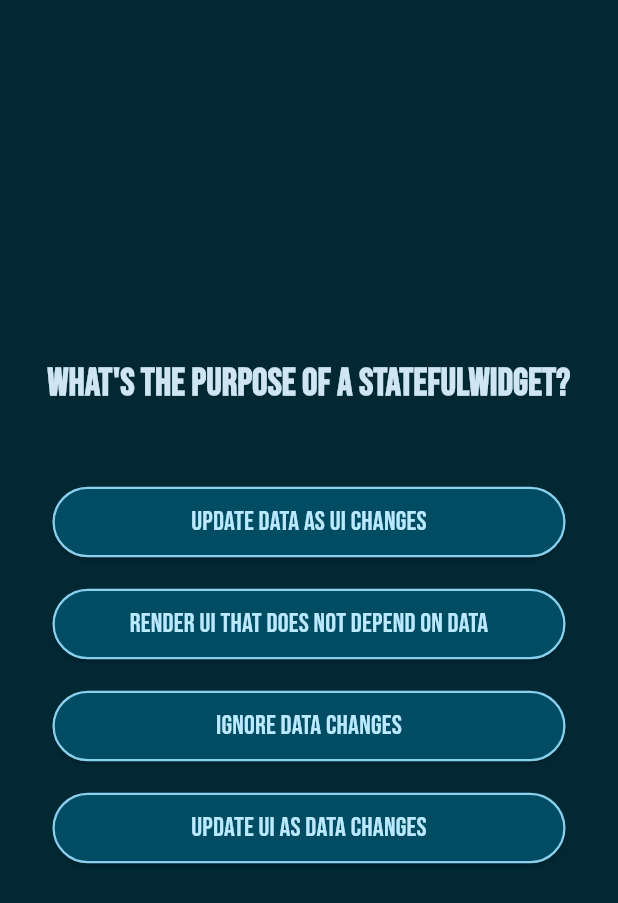
After one commit to Rikuuuh/own-projects, a Flutter app: the QuizQuestionsPage screen opened directly, swiped to page 3, on a phone screen of 412 x 824 dp. The commit adds this screen. Shown: the top 903 px of the screen. Run offline on Flutter 3.47's test engine with Material 3 defaults, Android fonts, the phone set to English and light mode, and no system bars; our stand-ins replace cloud_firestore, firebase_auth, firebase_core, firebase_storage, flutter_animate, google_fonts and 2 more; missing offline and left inert: flame, flame_audio; accounts and stored records are empty.

Commit message:
Quiz 50% valmis, lisään videon next

```diff
--- a/flappy_bird/lib/auth/get_user_data.dart
+++ b/flappy_bird/lib/auth/get_user_data.dart
@@ -46,7 +46,7 @@ class GetUserData extends StatelessWidget {
               }
 
               return Column(children: [
-                Text('$name ${userData['last name']}'),
+                Text('Kisaaja : $name ${userData['last name']}'),
                 Text('Olympic Bird paras tulos : $highScore')
               ]);
             },
--- a/flappy_bird/lib/auth/main_page.dart
+++ b/flappy_bird/lib/auth/main_page.dart
@@ -5,7 +5,8 @@ import 'package:flutter/material.dart';
 
 class MainPage extends StatelessWidget {
   const MainPage({super.key});
-
+  // Streambuilder, jos käyttäjä ei ole kirjautunut niin näytetään
+  // login / register screen
   @override
   Widget build(BuildContext context) {
     return StreamBuilder<User?>(
--- a/flappy_bird/lib/components/pipe_group.dart
+++ b/flappy_bird/lib/game_components/pipe_group.dart
@@ -5,7 +5,7 @@ import 'package:flappy_bird_game/game/assets.dart';
 import 'package:flappy_bird_game/game/configuration.dart';
 import 'package:flappy_bird_game/game/flappy_bird_game.dart';
 import 'package:flappy_bird_game/game/pipe_position.dart';
-import 'package:flappy_bird_game/components/pipe.dart';
+import 'package:flappy_bird_game/game_components/pipe.dart';
 
 class PipeGroup extends PositionComponent with HasGameRef<FlappyBirdGame> {
   PipeGroup(this.pipeType);
--- a/flappy_bird/lib/screens/count_down_overlay.dart
+++ b/flappy_bird/lib/game_screens/count_down_overlay.dart
@@ -40,7 +40,7 @@ class _CountdownOverlayState extends State<CountdownOverlay> {
     return Stack(
       children: [
         Positioned.fill(
-          child: Container(color: Colors.black.withOpacity(0.75)),
+          child: Container(color: Colors.black.withOpacity(0.70)),
         ),
         Center(
           child: Column(
--- a/flappy_bird/lib/screens/main_menu_screen.dart
+++ b/flappy_bird/lib/game_screens/main_menu_screen.dart
@@ -4,7 +4,7 @@ import 'package:firebase_auth/firebase_auth.dart';
 import 'package:flappy_bird_game/auth/auth.dart';
 import 'package:flappy_bird_game/game/flappy_bird_game.dart';
 import 'package:flappy_bird_game/pages/home_page.dart';
-import 'package:flappy_bird_game/screens/count_down_overlay.dart';
+import 'package:flappy_bird_game/game_screens/count_down_overlay.dart';
 import 'package:flutter/material.dart';
 import 'package:flutter/cupertino.dart';
 
--- /dev/null
+++ b/flappy_bird/lib/pages/quiz_questions_page.dart
@@ -0,0 +1,91 @@
+import 'package:flappy_bird_game/data/questions.dart';
+import 'package:flappy_bird_game/model/quiz_question.dart';
+import 'package:flappy_bird_game/pages/quiz_results_page.dart';
+import 'package:flappy_bird_game/quiz_answerbutton.dart';
+import 'package:flutter/material.dart';
+import 'package:google_fonts/google_fonts.dart';
+
+class QuizQuestionsPage extends StatefulWidget {
+  const QuizQuestionsPage({super.key});
+  @override
+  QuizQuestionsPageState createState() => QuizQuestionsPageState();
+}
+
+class QuizQuestionsPageState extends State<QuizQuestionsPage> {
+  var currentQuestionIndex = 0;
+  final List<String> selectedAnswers = [];
+  void chooseAnswer(String answer) {
+    selectedAnswers.add(answer);
+
+    if (selectedAnswers.length == questions.length) {
+      Navigator.of(context).push(
+        MaterialPageRoute(
+          builder: (context) => QuizResultsPage(chosenAnswers: selectedAnswers),
+        ),
+      );
+    }
+  }
+
+  void answerQuestion(String selectedAnswer) {
+    chooseAnswer(selectedAnswer);
+
+    if (currentQuestionIndex < questions.length - 1) {
+      setState(() {
+        currentQuestionIndex++;
+      });
+    }
+  }
+
+  @override
+  Widget build(BuildContext context) {
+    return Scaffold(
+      body: PageView.builder(
+        itemCount: questions.length,
+        itemBuilder: (context, index) {
+          return _buildQuestion(questions[index], index);
+        },
+        onPageChanged: (index) {
+          setState(() {
+            currentQuestionIndex = index;
+          });
+        },
+      ),
+    );
+  }
+
+  Widget _buildQuestion(QuizQuestion question, int questionIndex) {
+    final currentQuestion = questions[currentQuestionIndex];
+    return Center(
+      child: Container(
+        margin: const EdgeInsets.fromLTRB(25, 10, 25, 10),
+        child: Column(
+          mainAxisSize: MainAxisSize.min,
+          crossAxisAlignment: CrossAxisAlignment.stretch,
+          children: [
+            Text(
+              currentQuestion.text,
+              style: GoogleFonts.bebasNeue(
+                fontSize: 25,
+                fontWeight: FontWeight.bold,
+              ),
+              textAlign: TextAlign.center,
+            ),
+            const SizedBox(
+              height: 40,
+            ),
+            ...currentQuestion.shuffledAnswers.map(
+              (item) {
+                return AnswerButton(
+                  answerText: item,
+                  onTap: () {
+                    answerQuestion(item);
+                  },
+                );
+              },
+            ),
+          ],
+        ),
+      ),
+    );
+  }
+}
--- a/flappy_bird/lib/pages/users_page.dart
+++ b/flappy_bird/lib/pages/users_page.dart
@@ -27,6 +27,7 @@ class UsersPage extends StatelessWidget {
   Widget build(BuildContext context) {
     return Scaffold(
       appBar: AppBar(
+        foregroundColor: Colors.yellow,
         centerTitle: true,
         title: const Text(
           'Kunniajoukko',
@@ -53,7 +54,7 @@ class UsersPage extends StatelessWidget {
                                 ? NetworkImage(user!.photoURL!) as ImageProvider
                                 : const AssetImage('assets/images/user.png')
                                     as ImageProvider,
-                            radius: 24,
+                            radius: 25,
                           ),
                           title: GetUserData(
                               documentId: docIDs[index], userId: docIDs[index]),
--- /dev/null
+++ b/flappy_bird/lib/quiz_answerbutton.dart
@@ -0,0 +1,36 @@
+import 'package:flutter/material.dart';
+import 'package:google_fonts/google_fonts.dart';
+
+class AnswerButton extends StatelessWidget {
+  const AnswerButton(
+      {super.key, required this.answerText, required this.onTap});
+
+  final String answerText;
+  final void Function() onTap;
+
+  @override
+  Widget build(BuildContext context) {
+    return Padding(
+      padding: const EdgeInsets.all(10.0),
+      child: ElevatedButton(
+        onPressed: onTap,
+        style: ElevatedButton.styleFrom(
+          padding: const EdgeInsets.symmetric(horizontal: 40, vertical: 10),
+          textStyle: Theme.of(context).textTheme.titleMedium,
+          shape: RoundedRectangleBorder(
+            borderRadius: BorderRadius.circular(25),
+            side: BorderSide(
+                color: Theme.of(context).colorScheme.primary, width: 1.5),
+          ),
+        ),
+        child: Text(
+          answerText,
+          style: GoogleFonts.bebasNeue(
+            fontSize: 18,
+          ),
+          textAlign: TextAlign.center,
+        ),
+      ),
+    );
+  }
+}
--- a/flappy_bird/pubspec.yaml
+++ b/flappy_bird/pubspec.yaml
@@ -22,6 +22,7 @@ dependencies:
   firebase_storage: ^11.1.0
   google_fonts: ^6.1.0
   flutter_animate: ^4.3.0
+  video_player: ^2.8.1
 
 dev_dependencies:
   flutter_test:
```
Also changed, not shown: flappy_bird/lib/game/flappy_bird_game.dart (+5 -5 lines), flappy_bird/lib/main_drawer.dart (+10 -8 lines), flappy_bird/lib/pages/home_page.dart (+10 -10 lines), flappy_bird/lib/pages/quiz.dart (added, +119 -0 lines), flappy_bird/lib/pages/quiz_results_page.dart (added, +86 -0 lines), flappy_bird/lib/pages/video_countdown_overlay.dart (added, +52 -0 lines), flappy_bird/lib/game_components/background.dart (renamed from flappy_bird/lib/components/background.dart), flappy_bird/lib/game_components/bird.dart (renamed from flappy_bird/lib/components/bird.dart), flappy_bird/lib/game_components/ground.dart (renamed from flappy_bird/lib/components/ground.dart), flappy_bird/lib/game_components/pipe.dart (renamed from flappy_bird/lib/components/pipe.dart), flappy_bird/lib/game_screens/game_over_screen.dart (renamed from flappy_bird/lib/screens/game_over_screen.dart), flappy_bird/pubspec.lock, 1 other file.
